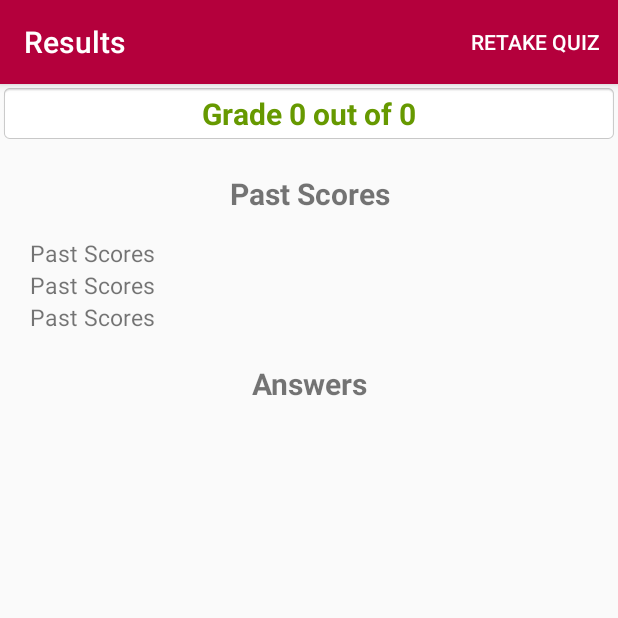
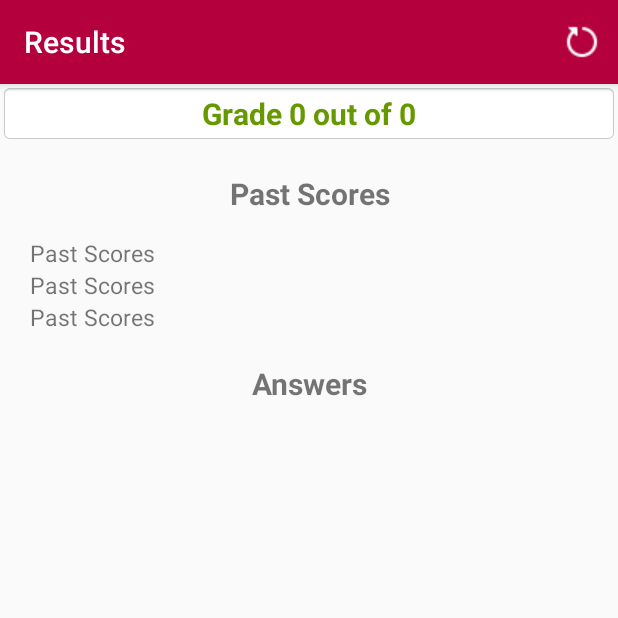
Before and after one commit to schidgopkar/QuizApp, an Android app: the ResultsActivity screen opened directly, with no data from a screen before it, on a phone screen of 412 x 824 dp, the top half of it. Run offline under Robolectric (Android 15) with nearby library versions, the phone set to English and light mode, and no system bars; our stand-ins replace Firebase (no records; nobody signed in at launch, a user with empty details on screens opened directly); 1 statement that could not run was skipped.

Commit message:
Implemented icon for retake quiz button

```diff
--- a/app/src/main/res/menu/menu.xml
+++ b/app/src/main/res/menu/menu.xml
@@ -4,7 +4,8 @@
 
     <item
         android:id="@+id/action_retake_quiz"
-        app:showAsAction="ifRoom"
+        android:icon="@drawable/restart"
+        app:showAsAction="always|withText"
         android:title="@string/retake_quiz" />
 
 </menu>
--- a/app/src/main/res/values/strings.xml
+++ b/app/src/main/res/values/strings.xml
@@ -3,5 +3,5 @@
     <string name="next_button">Next 〉</string>
     <string name="prev_button">〈 Prev</string>
     <string name="submit_button">Submit</string>
-    <string name="retake_quiz">Retake Quiz</string>
+    <string name="retake_quiz">Retake</string>
 </resources>
```
Also changed, not shown: app/src/main/res/drawable-mdpi/restart.png (added).
